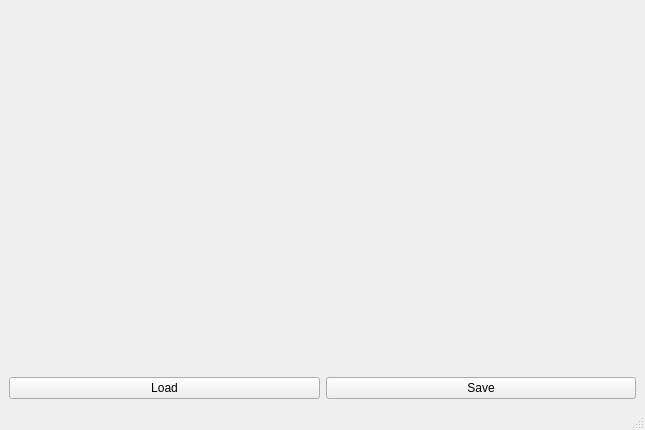
The window that ui/MyImage.ui (Accelerator-poi/MyImage) describes before a commit, drawn with Qt 5.
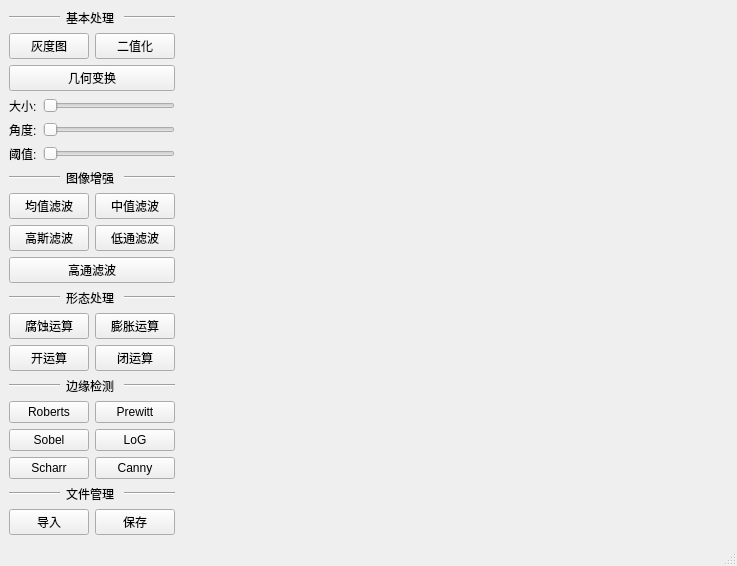
The same window after the commit.

Commit message: 完成到滤波部分

What changed in the file:
```diff
--- a/ui/MyImage.ui
+++ b/ui/MyImage.ui
@@ -6,52 +6,457 @@
    <rect>
     <x>0</x>
     <y>0</y>
-    <width>645</width>
-    <height>430</height>
+    <width>737</width>
+    <height>566</height>
    </rect>
   </property>
   <property name="windowTitle">
    <string>MyImage</string>
   </property>
   <widget class="QWidget" name="centralwidget">
-   <layout class="QGridLayout" name="gridLayout">
+   <layout class="QGridLayout" name="gridLayout_2">
     <item row="0" column="0">
-     <layout class="QVBoxLayout" name="verticalLayout">
-      <item>
-       <layout class="QHBoxLayout" name="horizontalLayout">
+     <layout class="QGridLayout" name="gridLayout" columnstretch="1,6">
+      <item row="0" column="0">
+       <layout class="QVBoxLayout" name="verticalLayout_6">
         <item>
-         <widget class="QLabel" name="PicLabelBefore">
-          <property name="text">
-           <string/>
+         <layout class="QHBoxLayout" name="horizontalLayout"/>
+        </item>
+        <item>
+         <layout class="QVBoxLayout" name="verticalLayout">
+          <item>
+           <layout class="QHBoxLayout" name="horizontalLayout_3">
+            <item>
+             <widget class="Line" name="line">
+              <property name="orientation">
+               <enum>Qt::Horizontal</enum>
+              </property>
+             </widget>
+            </item>
+            <item>
+             <widget class="QLabel" name="label">
+              <property name="text">
+               <string>基本处理</string>
+              </property>
+             </widget>
+            </item>
+            <item>
+             <widget class="Line" name="line_2">
+              <property name="orientation">
+               <enum>Qt::Horizontal</enum>
+              </property>
+             </widget>
+            </item>
+           </layout>
+          </item>
+          <item>
+           <layout class="QHBoxLayout" name="horizontalLayout_4">
+            <item>
+             <widget class="QPushButton" name="GrayBtn">
+              <property name="text">
+               <string>灰度图</string>
+              </property>
+             </widget>
+            </item>
+            <item>
+             <widget class="QPushButton" name="BinarizationBtn">
+              <property name="text">
+               <string>二值化</string>
+              </property>
+             </widget>
+            </item>
+           </layout>
+          </item>
+          <item>
+           <widget class="QPushButton" name="TransformBtn">
+            <property name="text">
+             <string>几何变换</string>
+            </property>
+           </widget>
+          </item>
+          <item>
+           <layout class="QHBoxLayout" name="horizontalLayout_5">
+            <item>
+             <widget class="QLabel" name="label_2">
+              <property name="text">
+               <string>大小:</string>
+              </property>
+             </widget>
+            </item>
+            <item>
+             <widget class="QSlider" name="SizeSlider">
+              <property name="orientation">
+               <enum>Qt::Horizontal</enum>
+              </property>
+             </widget>
+            </item>
+           </layout>
+          </item>
+          <item>
+           <layout class="QHBoxLayout" name="horizontalLayout_6">
+            <item>
+             <widget class="QLabel" name="label_3">
+              <property name="text">
+               <string>角度:</string>
+              </property>
+             </widget>
+            </item>
+            <item>
+             <widget class="QSlider" name="AngleSlider">
+              <property name="orientation">
+               <enum>Qt::Horizontal</enum>
+              </property>
+             </widget>
+            </item>
+           </layout>
+          </item>
+          <item>
+           <layout class="QHBoxLayout" name="horizontalLayout_18">
+            <item>
+             <widget class="QLabel" name="label_5">
+              <property name="text">
+               <string>阈值:</string>
+              </property>
+             </widget>
+            </item>
+            <item>
+             <widget class="QSlider" name="ThresholeSlider">
+              <property name="orientation">
+               <enum>Qt::Horizontal</enum>
+              </property>
+             </widget>
+            </item>
+           </layout>
+          </item>
+         </layout>
+        </item>
+        <item>
+         <spacer name="verticalSpacer">
+          <property name="orientation">
+           <enum>Qt::Vertical</enum>
           </property>
-         </widget>
+          <property name="sizeHint" stdset="0">
+           <size>
+            <width>20</width>
+            <height>40</height>
+           </size>
+          </property>
+         </spacer>
         </item>
         <item>
-         <widget class="QLabel" name="PicLabelAfter">
-          <property name="text">
-           <string/>
+         <layout class="QVBoxLayout" name="verticalLayout_2">
+          <item>
+           <layout class="QHBoxLayout" name="horizontalLayout_7">
+            <item>
+             <widget class="Line" name="line_3">
+              <property name="orientation">
+               <enum>Qt::Horizontal</enum>
+              </property>
+             </widget>
+            </item>
+            <item>
+             <widget class="QLabel" name="label_4">
+              <property name="text">
+               <string>图像增强</string>
+              </property>
+             </widget>
+            </item>
+            <item>
+             <widget class="Line" name="line_4">
+              <property name="orientation">
+               <enum>Qt::Horizontal</enum>
+              </property>
+             </widget>
+            </item>
+           </layout>
+          </item>
+          <item>
+           <layout class="QHBoxLayout" name="horizontalLayout_8">
+            <item>
+             <widget class="QPushButton" name="MeanBtn">
+              <property name="text">
+               <string>均值滤波</string>
+              </property>
+             </widget>
+            </item>
+            <item>
+             <widget class="QPushButton" name="MiddleBtn">
+              <property name="text">
+               <string>中值滤波</string>
+              </property>
+             </widget>
+            </item>
+           </layout>
+          </item>
+          <item>
+           <layout class="QHBoxLayout" name="horizontalLayout_9">
+            <item>
+             <widget class="QPushButton" name="GaussBtn">
+              <property name="text">
+               <string>高斯滤波</string>
+              </property>
+             </widget>
+            </item>
+            <item>
+             <widget class="QPushButton" name="LowPassBtn">
+              <property name="text">
+               <string>低通滤波</string>
+              </property>
+             </widget>
+            </item>
+           </layout>
+          </item>
+          <item>
+           <widget class="QPushButton" name="HighPassBtn">
+            <property name="text">
+             <string>高通滤波</string>
+            </property>
+           </widget>
+          </item>
+         </layout>
+        </item>
+        <item>
+         <spacer name="verticalSpacer_2">
+          <property name="orientation">
+           <enum>Qt::Vertical</enum>
           </property>
-         </widget>
+          <property name="sizeHint" stdset="0">
+           <size>
+            <width>20</width>
+            <height>40</height>
+           </size>
+          </property>
+         </spacer>
+        </item>
+        <item>
+         <layout class="QVBoxLayout" name="verticalLayout_3">
+          <item>
+           <layout class="QHBoxLayout" name="horizontalLayout_10">
+            <item>
+             <widget class="Line" name="line_5">
+              <property name="orientation">
+               <enum>Qt::Horizontal</enum>
+              </property>
+             </widget>
+            </item>
+            <item>
+             <widget class="QLabel" name="label_6">
+              <property name="text">
+               <string>形态处理</string>
+              </property>
+             </widget>
+            </item>
+            <item>
+             <widget class="Line" name="line_6">
+              <property name="orientation">
+               <enum>Qt::Horizontal</enum>
+              </property>
+             </widget>
+            </item>
+           </layout>
+          </item>
+          <item>
+           <layout class="QHBoxLayout" name="horizontalLayout_11">
+            <item>
+             <widget class="QPushButton" name="CorrosionBtn">
+              <property name="text">
+               <string>腐蚀运算</string>
+              </property>
+             </widget>
+            </item>
+            <item>
+             <widget class="QPushButton" name="ExpansionBtn">
+              <property name="text">
+               <string>膨胀运算</string>
+              </property>
+             </widget>
+            </item>
+           </layout>
+          </item>
+          <item>
+           <layout class="QHBoxLayout" name="horizontalLayout_12">
+            <item>
+             <widget class="QPushButton" name="OpenBtn">
+              <property name="text">
+               <string>开运算</string>
+              </property>
+             </widget>
+            </item>
+            <item>
+             <widget class="QPushButton" name="CloseBtn">
+              <property name="text">
+               <string>闭运算</string>
+              </property>
+             </widget>
+            </item>
+           </layout>
+          </item>
+         </layout>
+        </item>
+        <item>
+         <spacer name="verticalSpacer_3">
+          <property name="orientation">
+           <enum>Qt::Vertical</enum>
+          </property>
+          <property name="sizeHint" stdset="0">
+           <size>
+            <width>20</width>
+            <height>40</height>
+           </size>
+          </property>
+         </spacer>
+        </item>
+        <item>
+         <layout class="QVBoxLayout" name="verticalLayout_4">
+          <item>
+           <layout class="QHBoxLayout" name="horizontalLayout_13">
+            <item>
+             <widget class="Line" name="line_7">
+              <property name="orientation">
+               <enum>Qt::Horizontal</enum>
+              </property>
+             </widget>
+            </item>
+            <item>
+             <widget class="QLabel" name="label_7">
+              <property name="text">
+               <string>边缘检测</string>
+              </property>
+             </widget>
+            </item>
+            <item>
+             <widget class="Line" name="line_8">
+              <property name="orientation">
+               <enum>Qt::Horizontal</enum>
+              </property>
+             </widget>
+            </item>
+           </layout>
+          </item>
+          <item>
+           <layout class="QHBoxLayout" name="horizontalLayout_14">
+            <item>
+             <widget class="QPushButton" name="RobertsBtn">
+              <property name="text">
+               <string>Roberts</string>
+              </property>
+             </widget>
+            </item>
+            <item>
+             <widget class="QPushButton" name="PrewittBtn">
+              <property name="text">
+               <string>Prewitt</string>
+              </property>
+             </widget>
+            </item>
+           </layout>
+          </item>
+          <item>
+           <layout class="QHBoxLayout" name="horizontalLayout_15">
+            <item>
+             <widget class="QPushButton" name="SobelBtn">
+              <property name="text">
+               <string>Sobel</string>
+              </property>
+             </widget>
+            </item>
+            <item>
+             <widget class="QPushButton" name="LoGBtn">
+              <property name="text">
+               <string>LoG</string>
+              </property>
+             </widget>
+            </item>
+           </layout>
+          </item>
+          <item>
+           <layout class="QHBoxLayout" name="horizontalLayout_16">
+            <item>
+             <widget class="QPushButton" name="Scharr">
+              <property name="text">
+               <string>Scharr</string>
+              </property>
+             </widget>
+            </item>
+            <item>
+             <widget class="QPushButton" name="CannyBtn">
+              <property name="text">
+               <string>Canny</string>
+              </property>
+             </widget>
+            </item>
+           </layout>
+          </item>
+         </layout>
+        </item>
+        <item>
+         <spacer name="verticalSpacer_4">
+          <property name="orientation">
+           <enum>Qt::Vertical</enum>
+          </property>
+          <property name="sizeHint" stdset="0">
+           <size>
+            <width>20</width>
+            <height>40</height>
+           </size>
+          </property>
+         </spacer>
+        </item>
+        <item>
+         <layout class="QVBoxLayout" name="verticalLayout_5">
+          <item>
+           <layout class="QHBoxLayout" name="horizontalLayout_17">
+            <item>
+             <widget class="Line" name="line_9">
+              <property name="orientation">
+               <enum>Qt::Horizontal</enum>
+              </property>
+             </widget>
+            </item>
+            <item>
+             <widget class="QLabel" name="label_8">
+              <property name="text">
+               <string>文件管理</string>
+              </property>
+             </widget>
+            </item>
+            <item>
+             <widget class="Line" name="line_10">
+              <property name="orientation">
+               <enum>Qt::Horizontal</enum>
+              </property>
+             </widget>
+            </item>
+           </layout>
+          </item>
+          <item>
+           <layout class="QHBoxLayout" name="horizontalLayout_2">
+            <item>
+             <widget class="QPushButton" name="LoadBtn">
+              <property name="text">
+               <string>导入</string>
+              </property>
+             </widget>
+            </item>
+            <item>
+             <widget class="QPushButton" name="SaveBtn">
+              <property name="text">
+               <string>保存</string>
+              </property>
+             </widget>
+            </item>
+           </layout>
+          </item>
+         </layout>
         </item>
        </layout>
       </item>
-      <item>
-       <layout class="QHBoxLayout" name="horizontalLayout_2">
-        <item>
-         <widget class="QPushButton" name="LoadBtn">
-          <property name="text">
-           <string>Load</string>
-          </property>
-         </widget>
-        </item>
-        <item>
-         <widget class="QPushButton" name="SaveBtn">
-          <property name="text">
-           <string>Save</string>
-          </property>
-         </widget>
-        </item>
-       </layout>
+      <item row="0" column="1">
+       <widget class="QLabel" name="PicLabelBefore">
+        <property name="text">
+         <string/>
+        </property>
+       </widget>
       </item>
      </layout>
     </item>
```
Left out of the diff: 2 changed lines with no effect on the pictures. The commit also changes 7 other files.
